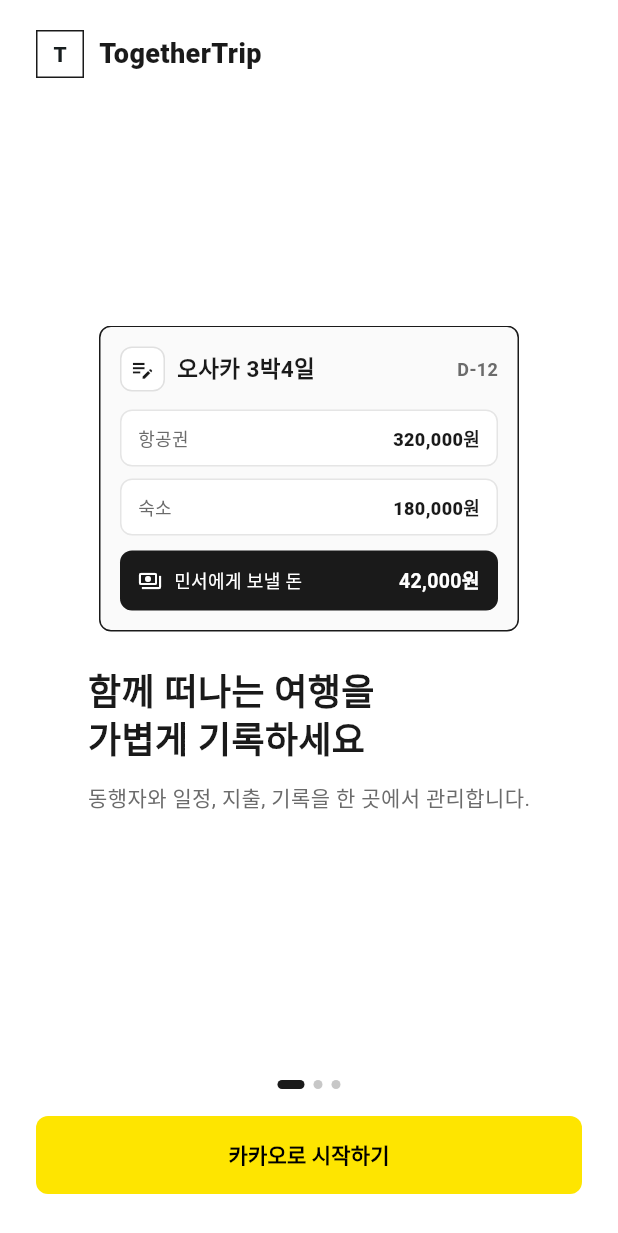
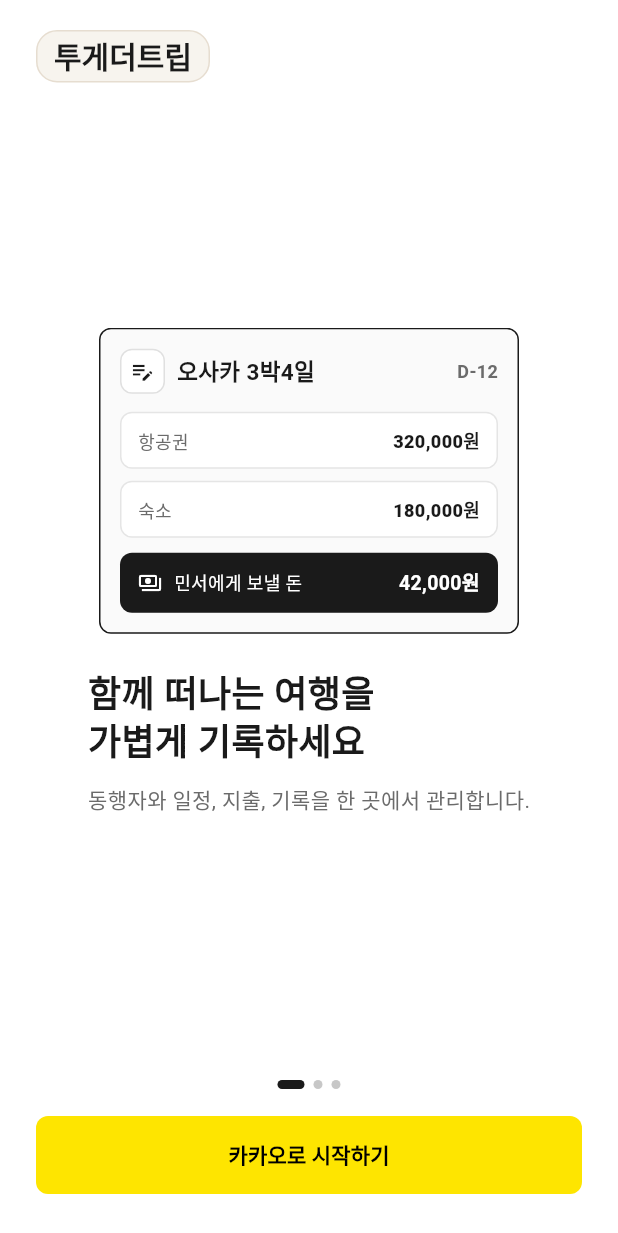
Before and after one commit to together-trip/togethertrip-client-flutter, a Flutter app: the screen it shows after launch, on a phone screen of 412 x 824 dp. Shown: the top 1233 px of the screen. Run offline on Flutter 3.47's test engine with Material 3 defaults, Android fonts, the phone set to English and light mode, and no system bars; our stand-ins replace flutter_secure_storage, image_picker; missing offline and left inert: kakao_flutter_sdk_user; accounts and stored records are empty.

Commit message:
style: 온보딩 한글 로고타입 적용

```diff
--- a/lib/features/auth/screen/onboarding_screen.dart
+++ b/lib/features/auth/screen/onboarding_screen.dart
@@ -274,30 +274,28 @@
 
   @override
   Widget build(BuildContext context) {
-    return const Row(
-      children: [
-        SizedBox(
-          width: 32,
-          height: 32,
-          child: DecoratedBox(
-            decoration: BoxDecoration(
-              border: Border.fromBorderSide(BorderSide(color: AppColors.ink)),
-            ),
-            child: Center(
-              child: Text('T', style: TextStyle(fontWeight: FontWeight.w800)),
+    return Align(
+      alignment: Alignment.centerLeft,
+      child: DecoratedBox(
+        decoration: BoxDecoration(
+          color: const Color(0xFFF7F4EE),
+          borderRadius: BorderRadius.circular(14),
+          border: Border.all(color: const Color(0xFFE6DDD0)),
+        ),
+        child: const Padding(
+          padding: EdgeInsets.fromLTRB(12, 7, 12, 8),
+          child: Text(
+            '투게더트립',
+            style: TextStyle(
+              fontSize: 20,
+              height: 1,
+              fontWeight: FontWeight.w900,
+              color: AppColors.ink,
+              letterSpacing: 0,
             ),
           ),
         ),
-        SizedBox(width: 10),
-        Text(
-          'TogetherTrip',
-          style: TextStyle(
-            fontSize: 18,
-            fontWeight: FontWeight.w800,
-            color: AppColors.ink,
-          ),
-        ),
-      ],
+      ),
     );
   }
 }
```
